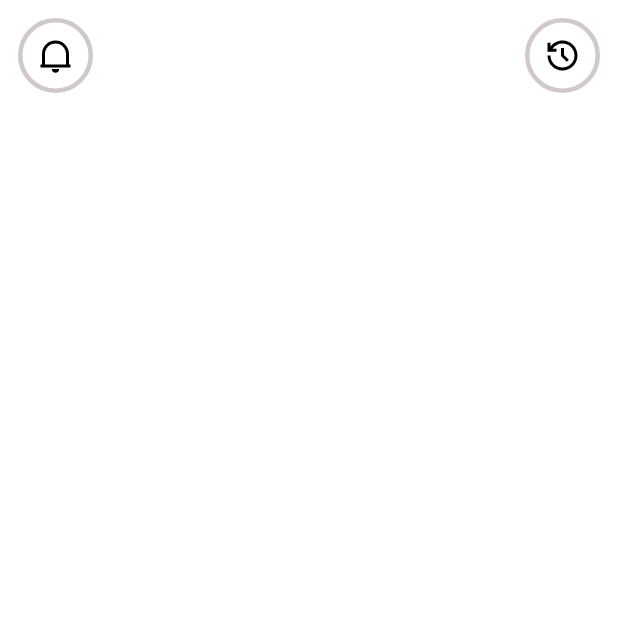
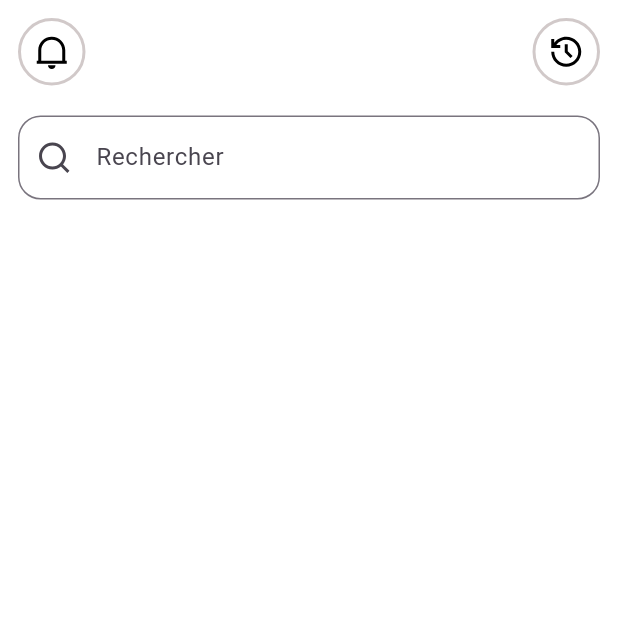
Before and after one commit to Abdoul03/Globshopp, a Flutter app: the Article screen opened directly, on a phone screen of 412 x 824 dp, the top half of it. Run offline on Flutter 3.47's test engine with Material 3 defaults, Android fonts, the light colour scheme and no system bars; our stand-ins replace remixicon.

Commit message:
ajout de la bare de recherche

```diff
--- a/lib/screens/fournisseur/article.dart
+++ b/lib/screens/fournisseur/article.dart
@@ -1,5 +1,6 @@
 import 'package:flutter/material.dart';
 import 'package:globshopp/screens/_base/constant.dart';
+import 'package:globshopp/screens/fournisseur/custom/custumSearchBar.dart';
 import 'package:remixicon/remixicon.dart';
 
 class Article extends StatefulWidget {
@@ -10,6 +11,19 @@ class Article extends StatefulWidget {
 }
 
 class _ArticleState extends State<Article> {
+  final _searchController = TextEditingController();
+
+  void _onSearchTextChanged(String text) {
+    setState(() {
+      if (text.isEmpty) {
+        setState(() {
+          //_searchResults;
+        });
+        return;
+      }
+    });
+  }
+
   @override
   Widget build(BuildContext context) {
     return Scaffold(
@@ -20,6 +34,7 @@ class _ArticleState extends State<Article> {
           child: Padding(
             padding: EdgeInsets.all(12),
             child: Column(
+              // mainAxisAlignment: MainAxisAlignment.spaceAround,
               children: [
                 Row(
                   crossAxisAlignment: CrossAxisAlignment.start,
@@ -28,13 +43,13 @@ class _ArticleState extends State<Article> {
                     Container(
                       alignment: Alignment.center,
                       // padding: EdgeInsets.all(20),
-                      width: 50,
-                      height: 50,
+                      width: 45,
+                      height: 45,
                       decoration: BoxDecoration(
                         shape: BoxShape.circle, // Make it a circle
                         border: Border.all(
                           color: Constant.colorsgray,
-                          width: 3.0,
+                          width: 2.0,
                         ),
                       ),
                       child: IconButton(
@@ -47,13 +62,13 @@ class _ArticleState extends State<Article> {
                     Container(
                       alignment: Alignment.center,
                       // padding: EdgeInsets.all(20),
-                      width: 50,
-                      height: 50,
+                      width: 45,
+                      height: 45,
                       decoration: BoxDecoration(
                         shape: BoxShape.circle, // Make it a circle
                         border: Border.all(
                           color: Constant.colorsgray,
-                          width: 3.0,
+                          width: 2.0,
                         ),
                       ),
                       child: IconButton(
@@ -64,6 +79,12 @@ class _ArticleState extends State<Article> {
                     ),
                   ],
                 ),
+                SizedBox(height: 20),
+                Custumsearchbar(
+                  hintText: "Rechercher",
+                  onchange: _onSearchTextChanged,
+                  controller: _searchController,
+                ),
               ],
             ),
           ),
--- /dev/null
+++ b/lib/screens/fournisseur/custom/custumSearchBar.dart
@@ -0,0 +1,34 @@
+import 'package:flutter/material.dart';
+import 'package:remixicon/remixicon.dart';
+
+class Custumsearchbar extends StatelessWidget {
+  final TextEditingController controller;
+  final String hintText;
+  final Function(String) onchange;
+  const Custumsearchbar({
+    super.key,
+    required this.hintText,
+    required this.onchange,
+    required this.controller,
+  });
+
+  @override
+  Widget build(BuildContext context) {
+    return TextField(
+      controller: controller,
+      decoration: InputDecoration(
+        focusedBorder: OutlineInputBorder(
+          borderRadius: BorderRadius.all(Radius.circular(15)),
+          borderSide: BorderSide(color: Colors.black),
+        ),
+        hintText: hintText,
+        prefixIcon: Icon(RemixIcons.search_line),
+        border: OutlineInputBorder(
+          borderSide: BorderSide(color: Colors.black, style: BorderStyle.solid),
+          borderRadius: BorderRadius.all(Radius.circular(15)),
+        ),
+      ),
+      onChanged: onchange,
+    );
+  }
+}
```
